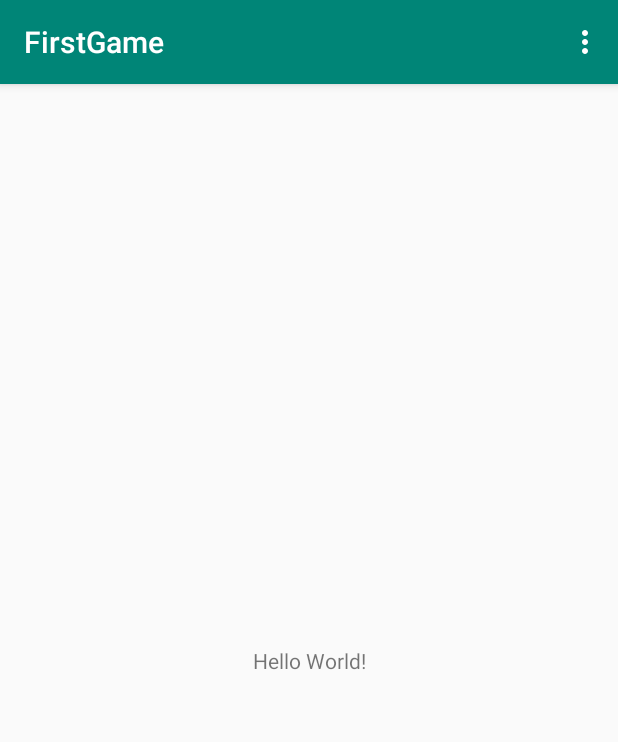
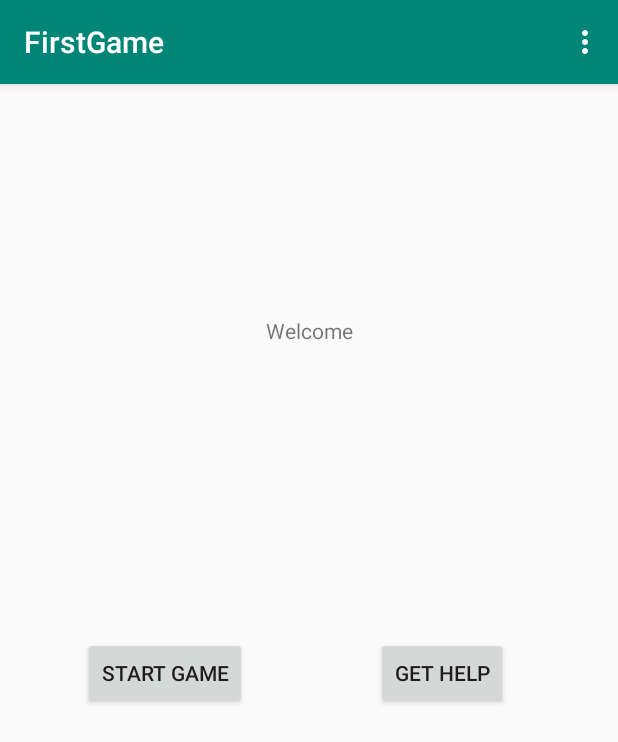
Before and after one commit to FloHimself5/FlappyBee, an Android app: the screen it shows after launch (MainPage), on a phone screen of 412 x 824 dp. Shown: the top 742 px of the screen. Run offline under Robolectric (Android 15) with nearby library versions, the phone set to English and light mode, and no system bars.

Commit message:
Adding Buttons

```diff
--- a/app/src/main/java/com/example/firstgame/MainPage.java
+++ b/app/src/main/java/com/example/firstgame/MainPage.java
@@ -6,10 +6,14 @@ import android.os.Bundle;
 import android.view.Menu;
 import android.view.MenuInflater;
 import android.view.MenuItem;
+import android.view.View;
+import android.widget.Button;
 
 import androidx.appcompat.app.AppCompatActivity;
 
-public class MainPage extends AppCompatActivity {
+public class MainPage extends AppCompatActivity implements View.OnClickListener {
+
+    Button buttonGame, buttonHelp;
 
     public boolean onCreateOptionsMenu(Menu menu) {
 
@@ -39,6 +43,28 @@ public class MainPage extends AppCompatActivity {
     protected void onCreate(Bundle savedInstanceState) {
         super.onCreate(savedInstanceState);
         setContentView(R.layout.activity_main);
+
+        buttonGame = (Button) findViewById(R.id.button_game);
+        buttonGame.setOnClickListener(this);
+        buttonHelp = (Button) findViewById(R.id.button_help);
+        buttonHelp.setOnClickListener(this);
     }
 
+    @Override
+    public void onClick(View v) {
+
+        switch (v.getId()) {
+
+            case R.id.button_game:
+                startActivity(new Intent(this, MainActivity.class));
+                break;
+
+            case R.id.button_help:
+                startActivity(new Intent(this, Help.class));
+                break;
+            default:
+                break;
+        }
+
+    }
 }
--- a/app/src/main/res/layout/activity_main.xml
+++ b/app/src/main/res/layout/activity_main.xml
@@ -9,10 +9,43 @@
     <TextView
         android:layout_width="wrap_content"
         android:layout_height="wrap_content"
-        android:text="Hello World!"
+        android:text="Welcome"
         app:layout_constraintBottom_toBottomOf="parent"
         app:layout_constraintLeft_toLeftOf="parent"
         app:layout_constraintRight_toRightOf="parent"
+        app:layout_constraintTop_toTopOf="parent"
+        app:layout_constraintVertical_bias="0.207" />
+
+    <Button
+        android:id="@+id/button_game"
+        android:layout_width="wrap_content"
+        android:layout_height="wrap_content"
+        android:layout_marginStart="54dp"
+        android:layout_marginLeft="54dp"
+        android:layout_marginTop="350dp"
+        android:layout_marginEnd="246dp"
+        android:layout_marginRight="246dp"
+        android:layout_marginBottom="333dp"
+        android:text="Start Game"
+        app:layout_constraintBottom_toBottomOf="parent"
+        app:layout_constraintEnd_toEndOf="parent"
+        app:layout_constraintStart_toStartOf="parent"
+        app:layout_constraintTop_toTopOf="parent" />
+
+    <Button
+        android:id="@+id/button_help"
+        android:layout_width="wrap_content"
+        android:layout_height="wrap_content"
+        android:layout_marginStart="85dp"
+        android:layout_marginLeft="85dp"
+        android:layout_marginTop="350dp"
+        android:layout_marginEnd="73dp"
+        android:layout_marginRight="73dp"
+        android:layout_marginBottom="333dp"
+        android:text="Get Help"
+        app:layout_constraintBottom_toBottomOf="parent"
+        app:layout_constraintEnd_toEndOf="parent"
+        app:layout_constraintStart_toEndOf="@+id/button_game"
         app:layout_constraintTop_toTopOf="parent" />
 
 </androidx.constraintlayout.widget.ConstraintLayout>
```
